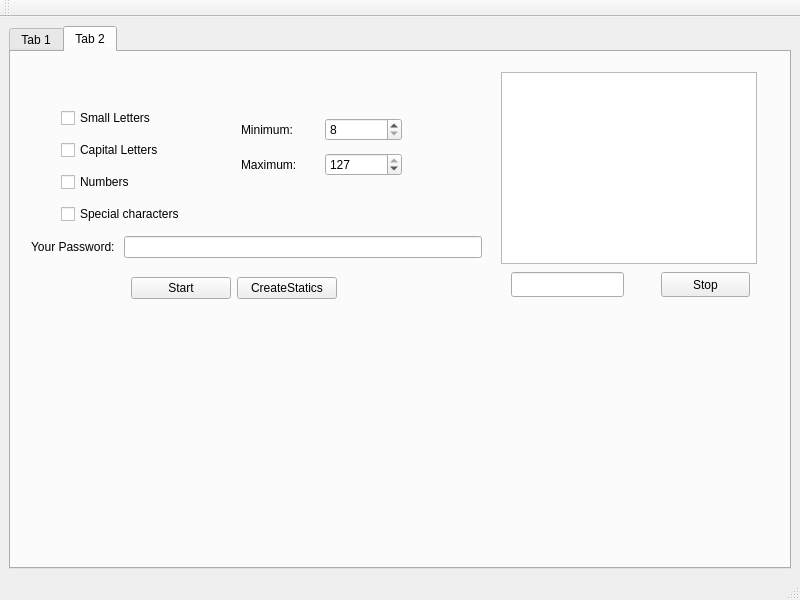
Before: the Qt Designer form passwordgenerator.ui in Bollos00/PasswordGenerator, drawn with Qt 5.
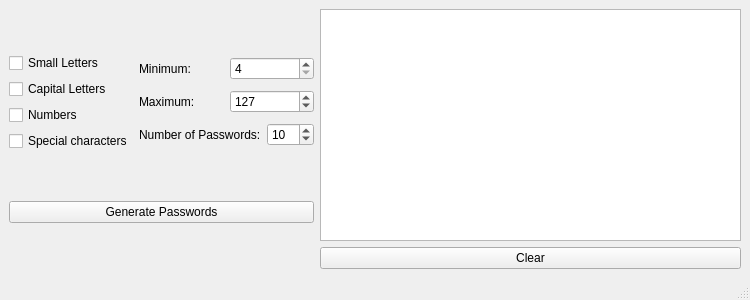
After: the same form once the commit is applied.

Commit message: Remove find password

Diff of the .ui file:
```diff
--- a/passwordgenerator.ui
+++ b/passwordgenerator.ui
@@ -6,384 +6,171 @@
    <rect>
     <x>0</x>
     <y>0</y>
-    <width>800</width>
-    <height>600</height>
+    <width>750</width>
+    <height>300</height>
    </rect>
   </property>
+  <property name="minimumSize">
+   <size>
+    <width>750</width>
+    <height>300</height>
+   </size>
+  </property>
+  <property name="maximumSize">
+   <size>
+    <width>750</width>
+    <height>300</height>
+   </size>
+  </property>
   <property name="windowTitle">
    <string>PasswordGenerator</string>
   </property>
   <widget class="QWidget" name="centralwidget">
-   <layout class="QHBoxLayout" name="horizontalLayout">
+   <layout class="QHBoxLayout" name="horizontalLayout_3">
     <item>
-     <widget class="QTabWidget" name="tabWidget">
-      <property name="currentIndex">
-       <number>1</number>
-      </property>
-      <widget class="QWidget" name="tab_1">
-       <attribute name="title">
-        <string>Tab 1</string>
-       </attribute>
-       <widget class="QListWidget" name="QLW_listOfPasswords">
-        <property name="geometry">
-         <rect>
-          <x>420</x>
-          <y>40</y>
-          <width>256</width>
-          <height>192</height>
-         </rect>
-        </property>
-       </widget>
-       <widget class="QWidget" name="layoutWidget">
-        <property name="geometry">
-         <rect>
-          <x>90</x>
-          <y>180</y>
-          <width>251</width>
-          <height>32</height>
-         </rect>
-        </property>
-        <layout class="QHBoxLayout" name="horizontalLayout_3">
-         <item>
-          <widget class="QLabel" name="QL_numberOfPasswords">
-           <property name="text">
-            <string>Number of Passwords:</string>
-           </property>
-          </widget>
-         </item>
-         <item>
-          <widget class="QSpinBox" name="QSB_numberOfPasswords">
-           <property name="minimum">
-            <number>1</number>
-           </property>
-           <property name="maximum">
-            <number>100</number>
-           </property>
-           <property name="value">
-            <number>10</number>
-           </property>
-          </widget>
-         </item>
-        </layout>
-       </widget>
+     <layout class="QVBoxLayout" name="verticalLayout_3">
+      <item>
+       <layout class="QHBoxLayout" name="horizontalLayout">
+        <item>
+         <layout class="QVBoxLayout" name="verticalLayout_2">
+          <item>
+           <widget class="QCheckBox" name="QCB_smallLetters">
+            <property name="text">
+             <string>Small Letters</string>
+            </property>
+           </widget>
+          </item>
+          <item>
+           <widget class="QCheckBox" name="QCB_capitalLetters">
+            <property name="text">
+             <string>Capital Letters</string>
+            </property>
+           </widget>
+          </item>
+          <item>
+           <widget class="QCheckBox" name="QCB_numbers">
+            <property name="text">
+             <string>Numbers</string>
+            </property>
+           </widget>
+          </item>
+          <item>
+           <widget class="QCheckBox" name="QCB_specialCharacters">
+            <property name="text">
+             <string>Special characters</string>
+            </property>
+           </widget>
+          </item>
+         </layout>
+        </item>
+        <item>
+         <layout class="QVBoxLayout" name="verticalLayout">
+          <item>
+           <layout class="QHBoxLayout" name="horizontalLayout_6">
+            <item>
+             <widget class="QLabel" name="QL_minimum">
+              <property name="text">
+               <string>Minimum: </string>
+              </property>
+             </widget>
+            </item>
+            <item>
+             <widget class="QSpinBox" name="QSB_minimum">
+              <property name="minimum">
+               <number>4</number>
+              </property>
+              <property name="maximum">
+               <number>255</number>
+              </property>
+             </widget>
+            </item>
+           </layout>
+          </item>
+          <item>
+           <layout class="QHBoxLayout" name="horizontalLayout_7">
+            <item>
+             <widget class="QLabel" name="QL_maximum">
+              <property name="text">
+               <string>Maximum: </string>
+              </property>
+             </widget>
+            </item>
+            <item>
+             <widget class="QSpinBox" name="QSB_maximum">
+              <property name="minimum">
+               <number>4</number>
+              </property>
+              <property name="maximum">
+               <number>255</number>
+              </property>
+              <property name="value">
+               <number>127</number>
+              </property>
+             </widget>
+            </item>
+           </layout>
+          </item>
+          <item>
+           <layout class="QHBoxLayout" name="horizontalLayout_5">
+            <item>
+             <widget class="QLabel" name="QL_numberOfPasswords">
+              <property name="text">
+               <string>Number of Passwords:</string>
+              </property>
+             </widget>
+            </item>
+            <item>
+             <widget class="QSpinBox" name="QSB_numberOfPasswords">
+              <property name="minimum">
+               <number>1</number>
+              </property>
+              <property name="maximum">
+               <number>255</number>
+              </property>
+              <property name="value">
+               <number>10</number>
+              </property>
+             </widget>
+            </item>
+           </layout>
+          </item>
+         </layout>
+        </item>
+       </layout>
+      </item>
+      <item>
        <widget class="QPushButton" name="QPB_generatePassword">
-        <property name="geometry">
-         <rect>
-          <x>88</x>
-          <y>230</y>
-          <width>171</width>
-          <height>25</height>
-         </rect>
-        </property>
         <property name="text">
          <string>Generate Passwords</string>
         </property>
        </widget>
-       <widget class="QWidget" name="layoutWidget_2">
-        <property name="geometry">
-         <rect>
-          <x>240</x>
-          <y>40</y>
-          <width>153</width>
-          <height>32</height>
-         </rect>
-        </property>
-        <layout class="QHBoxLayout" name="horizontalLayout_2">
-         <item>
-          <widget class="QLabel" name="QL_minimum">
-           <property name="text">
-            <string>Minimum: </string>
-           </property>
-          </widget>
-         </item>
-         <item>
-          <widget class="QSpinBox" name="QSB_minimum">
-           <property name="minimum">
-            <number>4</number>
-           </property>
-           <property name="maximum">
-            <number>127</number>
-           </property>
-          </widget>
-         </item>
-        </layout>
-       </widget>
-       <widget class="QPushButton" name="QPB_clear">
-        <property name="geometry">
-         <rect>
-          <x>560</x>
-          <y>250</y>
-          <width>89</width>
-          <height>25</height>
-         </rect>
-        </property>
-        <property name="text">
-         <string>Clear</string>
-        </property>
-       </widget>
-       <widget class="QWidget" name="layoutWidget_3">
-        <property name="geometry">
-         <rect>
-          <x>250</x>
-          <y>110</y>
-          <width>157</width>
-          <height>32</height>
-         </rect>
-        </property>
-        <layout class="QHBoxLayout" name="horizontalLayout_4">
-         <item>
-          <widget class="QLabel" name="QL_maximum">
-           <property name="text">
-            <string>Maximum: </string>
-           </property>
-          </widget>
-         </item>
-         <item>
-          <widget class="QSpinBox" name="QSB_maximum">
-           <property name="minimum">
-            <number>4</number>
-           </property>
-           <property name="maximum">
-            <number>127</number>
-           </property>
-           <property name="value">
-            <number>127</number>
-           </property>
-          </widget>
-         </item>
-        </layout>
-       </widget>
-       <widget class="QWidget" name="layoutWidget_4">
-        <property name="geometry">
-         <rect>
-          <x>20</x>
-          <y>40</y>
-          <width>178</width>
-          <height>128</height>
-         </rect>
-        </property>
-        <layout class="QVBoxLayout" name="verticalLayout">
-         <item>
-          <widget class="QCheckBox" name="QCB_smallLetters">
-           <property name="text">
-            <string>Small Letters</string>
-           </property>
-          </widget>
-         </item>
-         <item>
-          <widget class="QCheckBox" name="QCB_capitalLetters">
-           <property name="text">
-            <string>Capital Letters</string>
-           </property>
-          </widget>
-         </item>
-         <item>
-          <widget class="QCheckBox" name="QCB_numbers">
-           <property name="text">
-            <string>Numbers</string>
-           </property>
-          </widget>
-         </item>
-         <item>
-          <widget class="QCheckBox" name="QCB_specialCharacters">
-           <property name="text">
-            <string>Special characters</string>
-           </property>
-          </widget>
-         </item>
-        </layout>
-       </widget>
-      </widget>
-      <widget class="QWidget" name="tab_2">
-       <attribute name="title">
-        <string>Tab 2</string>
-       </attribute>
-       <widget class="QWidget" name="layoutWidget_5">
-        <property name="geometry">
-         <rect>
-          <x>50</x>
-          <y>50</y>
-          <width>178</width>
-          <height>128</height>
-         </rect>
-        </property>
-        <layout class="QVBoxLayout" name="verticalLayout_2">
-         <item>
-          <widget class="QCheckBox" name="QCB_smallLetters_2">
-           <property name="text">
-            <string>Small Letters</string>
-           </property>
-          </widget>
-         </item>
-         <item>
-          <widget class="QCheckBox" name="QCB_capitalLetters_2">
-           <property name="text">
-            <string>Capital Letters</string>
-           </property>
-          </widget>
-         </item>
-         <item>
-          <widget class="QCheckBox" name="QCB_numbers_2">
-           <property name="text">
-            <string>Numbers</string>
-           </property>
-          </widget>
-         </item>
-         <item>
-          <widget class="QCheckBox" name="QCB_specialCharacters_2">
-           <property name="text">
-            <string>Special characters</string>
-           </property>
-          </widget>
-         </item>
-        </layout>
-       </widget>
-       <widget class="QListWidget" name="QLW_listOfPasswords_2">
-        <property name="geometry">
-         <rect>
-          <x>490</x>
-          <y>20</y>
-          <width>256</width>
-          <height>192</height>
-         </rect>
-        </property>
-       </widget>
-       <widget class="QLineEdit" name="QLE_passwordResult">
-        <property name="geometry">
-         <rect>
-          <x>500</x>
-          <y>220</y>
-          <width>113</width>
-          <height>25</height>
-         </rect>
-        </property>
-       </widget>
-       <widget class="QPushButton" name="QPB_stop">
-        <property name="geometry">
-         <rect>
-          <x>650</x>
-          <y>220</y>
-          <width>89</width>
-          <height>25</height>
-         </rect>
-        </property>
-        <property name="text">
-         <string>Stop</string>
-        </property>
-       </widget>
-       <widget class="QWidget" name="layoutWidget">
-        <property name="geometry">
-         <rect>
-          <x>20</x>
-          <y>180</y>
-          <width>451</width>
-          <height>31</height>
-         </rect>
-        </property>
-        <layout class="QHBoxLayout" name="horizontalLayout_7">
-         <item>
-          <widget class="QLabel" name="QL_yourPassword">
-           <property name="maximumSize">
-            <size>
-             <width>110</width>
-             <height>20</height>
-            </size>
-           </property>
-           <property name="text">
-            <string>Your Password: </string>
-           </property>
-          </widget>
-         </item>
-         <item>
-          <widget class="QLineEdit" name="QLE_yourPassword"/>
-         </item>
-        </layout>
-       </widget>
-       <widget class="QWidget" name="layoutWidget">
-        <property name="geometry">
-         <rect>
-          <x>120</x>
-          <y>220</y>
-          <width>206</width>
-          <height>32</height>
-         </rect>
-        </property>
-        <layout class="QHBoxLayout" name="horizontalLayout_8">
-         <item>
-          <widget class="QPushButton" name="QPB_start">
-           <property name="text">
-            <string>Start</string>
-           </property>
-          </widget>
-         </item>
-         <item>
-          <widget class="QPushButton" name="QPB_createStatics">
-           <property name="text">
-            <string>CreateStatics</string>
-           </property>
-          </widget>
-         </item>
-        </layout>
-       </widget>
-       <widget class="QWidget" name="layoutWidget">
-        <property name="geometry">
-         <rect>
-          <x>230</x>
-          <y>60</y>
-          <width>161</width>
-          <height>72</height>
-         </rect>
-        </property>
-        <layout class="QVBoxLayout" name="verticalLayout_3">
-         <item>
-          <layout class="QHBoxLayout" name="horizontalLayout_5">
-           <item>
-            <widget class="QLabel" name="QL_minimum_2">
-             <property name="text">
-              <string>Minimum: </string>
-             </property>
-            </widget>
-           </item>
-           <item>
-            <widget class="QSpinBox" name="QSB_minimum_2">
-             <property name="minimum">
-              <number>8</number>
-             </property>
-             <property name="maximum">
-              <number>127</number>
-             </property>
-            </widget>
-           </item>
-          </layout>
-         </item>
-         <item>
-          <layout class="QHBoxLayout" name="horizontalLayout_6">
-           <item>
-            <widget class="QLabel" name="QL_maximum_2">
-             <property name="text">
-              <string>Maximum: </string>
-             </property>
-            </widget>
-           </item>
-           <item>
-            <widget class="QSpinBox" name="QSB_maximum_2">
-             <property name="minimum">
-              <number>8</number>
-             </property>
-             <property name="maximum">
-              <number>127</number>
-             </property>
-             <property name="value">
-              <number>127</number>
-             </property>
-            </widget>
-           </item>
-          </layout>
-         </item>
-        </layout>
-       </widget>
-      </widget>
-     </widget>
+      </item>
+     </layout>
+    </item>
+    <item>
+     <layout class="QVBoxLayout" name="verticalLayout_4">
+      <item>
+       <layout class="QVBoxLayout" name="verticalLayout_5">
+        <item>
+         <widget class="QPlainTextEdit" name="QPTE_listOfPasswords">
+          <property name="readOnly">
+           <bool>true</bool>
+          </property>
+          <property name="plainText">
+           <string notr="true"/>
+          </property>
+         </widget>
+        </item>
+        <item>
+         <widget class="QPushButton" name="QPB_clear">
+          <property name="text">
+           <string>Clear</string>
+          </property>
+         </widget>
+        </item>
+       </layout>
+      </item>
+     </layout>
     </item>
    </layout>
   </widget>
@@ -398,17 +185,6 @@
    </property>
   </widget>
   <widget class="QStatusBar" name="statusbar"/>
-  <widget class="QToolBar" name="toolBar">
-   <property name="windowTitle">
-    <string>toolBar</string>
-   </property>
-   <attribute name="toolBarArea">
-    <enum>TopToolBarArea</enum>
-   </attribute>
-   <attribute name="toolBarBreak">
-    <bool>false</bool>
-   </attribute>
-  </widget>
  </widget>
  <resources/>
  <connections/>
```
Left out of the diff: 4 changed lines with no effect on the pictures. The commit also changes 3 other files.
